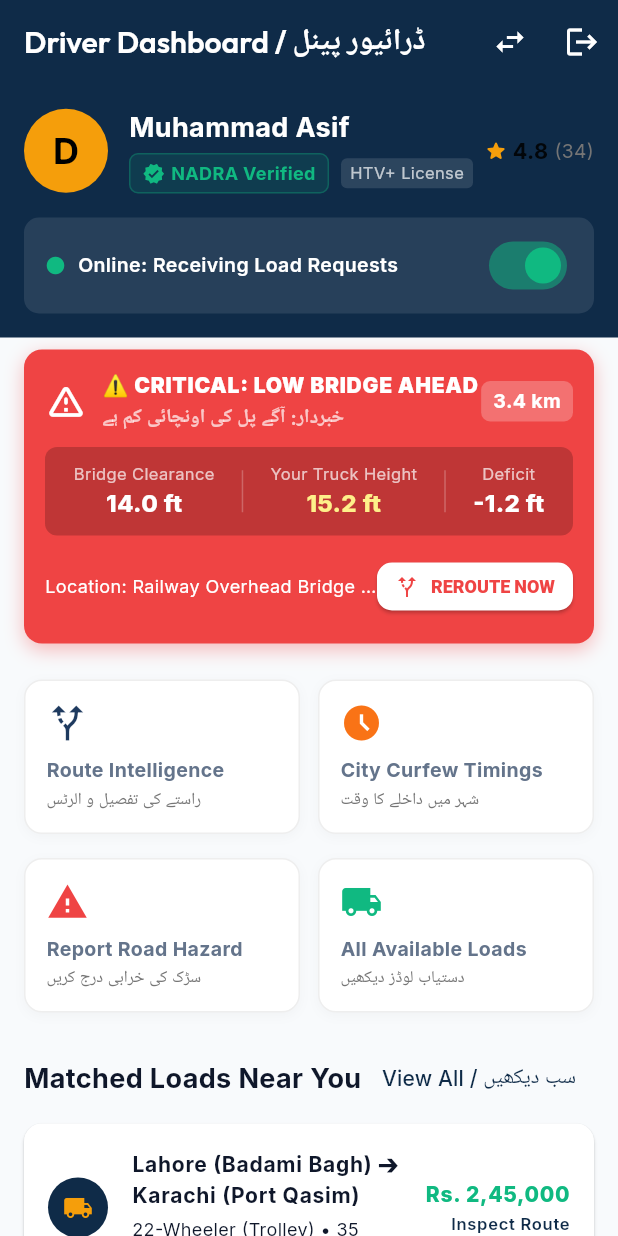
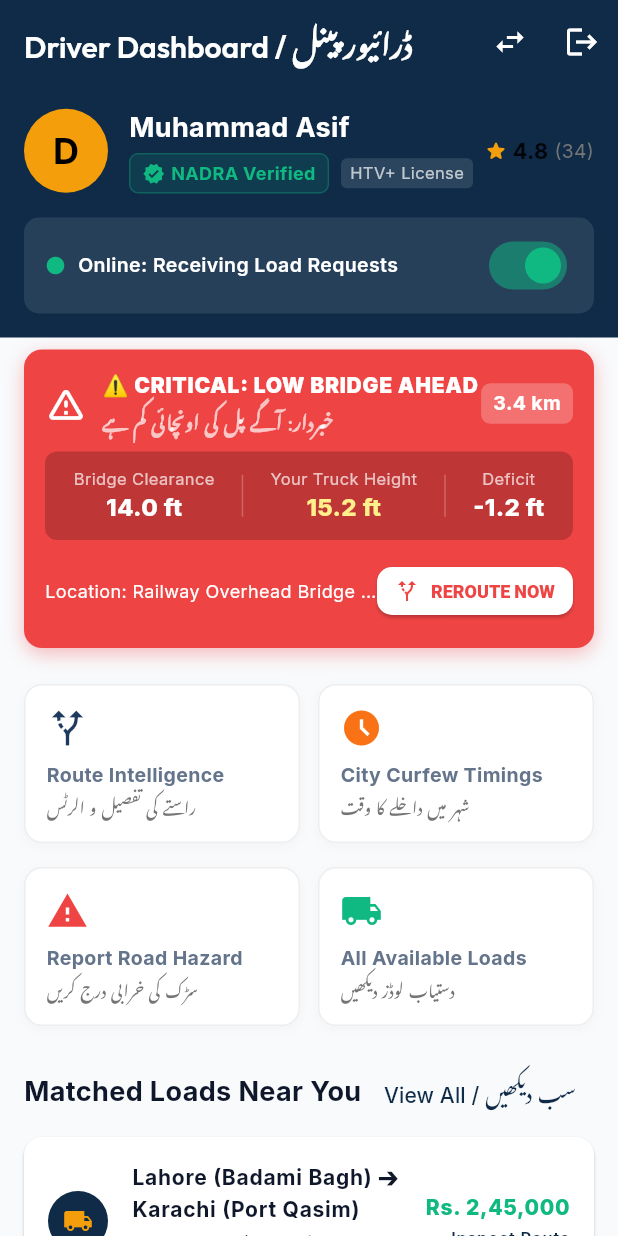
Before and after one commit to Omaish21/Truckerweb, a Flutter app: the screen it shows after launch, on a phone screen of 412 x 824 dp. Run offline on Flutter 3.47's test engine with Material 3 defaults, Android fonts, the phone set to English and light mode, and no system bars; our stand-ins replace firebase_core, flutter_riverpod, go_router, google_fonts, supabase_flutter; accounts and stored records are empty.

Commit message:
Add iOS-style Nastaliq Urdu typography, font fallbacks, and integrate Firebase options

```diff
--- a/lib/core/theme/app_theme.dart
+++ b/lib/core/theme/app_theme.dart
@@ -6,7 +6,14 @@ class AppTheme {
   AppTheme._();
 
   static ThemeData get lightTheme {
-    final baseTextTheme = GoogleFonts.interTextTheme();
+    final urduFallback = [
+      GoogleFonts.notoNastaliqUrdu().fontFamily ?? 'Noto Nastaliq Urdu',
+      'Noto Nastaliq Urdu',
+      'Urdu Typesetting',
+    ];
+    final baseTextTheme = GoogleFonts.interTextTheme().apply(
+      fontFamilyFallback: urduFallback,
+    );
 
     return ThemeData(
       useMaterial3: true,
@@ -28,25 +35,25 @@ class AppTheme {
           fontSize: 32,
           fontWeight: FontWeight.bold,
           color: AppColors.textPrimaryLight,
-        ),
+        ).copyWith(fontFamilyFallback: urduFallback),
         displayMedium: GoogleFonts.outfit(
           fontSize: 26,
           fontWeight: FontWeight.w700,
           color: AppColors.textPrimaryLight,
-        ),
+        ).copyWith(fontFamilyFallback: urduFallback),
         titleLarge: GoogleFonts.outfit(
           fontSize: 20,
           fontWeight: FontWeight.w600,
           color: AppColors.textPrimaryLight,
-        ),
+        ).copyWith(fontFamilyFallback: urduFallback),
         bodyLarge: GoogleFonts.inter(
           fontSize: 16,
           color: AppColors.textPrimaryLight,
-        ),
+        ).copyWith(fontFamilyFallback: urduFallback),
         bodyMedium: GoogleFonts.inter(
           fontSize: 14,
           color: AppColors.textSecondaryLight,
-        ),
+        ).copyWith(fontFamilyFallback: urduFallback),
       ),
       appBarTheme: const AppBarTheme(
         backgroundColor: AppColors.primary,
@@ -89,6 +96,17 @@ class AppTheme {
   }
 
   static ThemeData get darkTheme {
+    final urduFallback = [
+      GoogleFonts.notoNastaliqUrdu().fontFamily ?? 'Noto Nastaliq Urdu',
+      'Noto Nastaliq Urdu',
+      'Urdu Typesetting',
+    ];
+    final baseTextTheme = GoogleFonts.interTextTheme().apply(
+      fontFamilyFallback: urduFallback,
+      bodyColor: AppColors.textPrimaryDark,
+      displayColor: AppColors.textPrimaryDark,
+    );
+
     return ThemeData(
       useMaterial3: true,
       brightness: Brightness.dark,
@@ -104,6 +122,7 @@ class AppTheme {
         onSurface: AppColors.textPrimaryDark,
       ),
       fontFamily: GoogleFonts.inter().fontFamily,
+      textTheme: baseTextTheme,
       appBarTheme: const AppBarTheme(
         backgroundColor: AppColors.surfaceDark,
         foregroundColor: Colors.white,
--- a/pubspec.yaml
+++ b/pubspec.yaml
@@ -5,7 +5,7 @@ publish_to: 'none'
 version: 1.0.0+1
 
 environment:
-  sdk: ^3.13.5
+  sdk: ">=3.13.0 <4.0.0"
 
 dependencies:
   flutter:
@@ -13,6 +13,9 @@ dependencies:
   flutter_localizations:
     sdk: flutter
   cupertino_icons: ^1.0.8
+
+  # Firebase
+  firebase_core: ^3.6.0
 
   # State Management & Routing
   flutter_riverpod: ^2.5.1
```
Also changed, not shown: lib/core/utils/urdu_text.dart (+39 -4 lines), lib/main.dart (+11 -0 lines), firebase.json (added), lib/firebase_options.dart (added), pubspec.lock, 6 other files.
